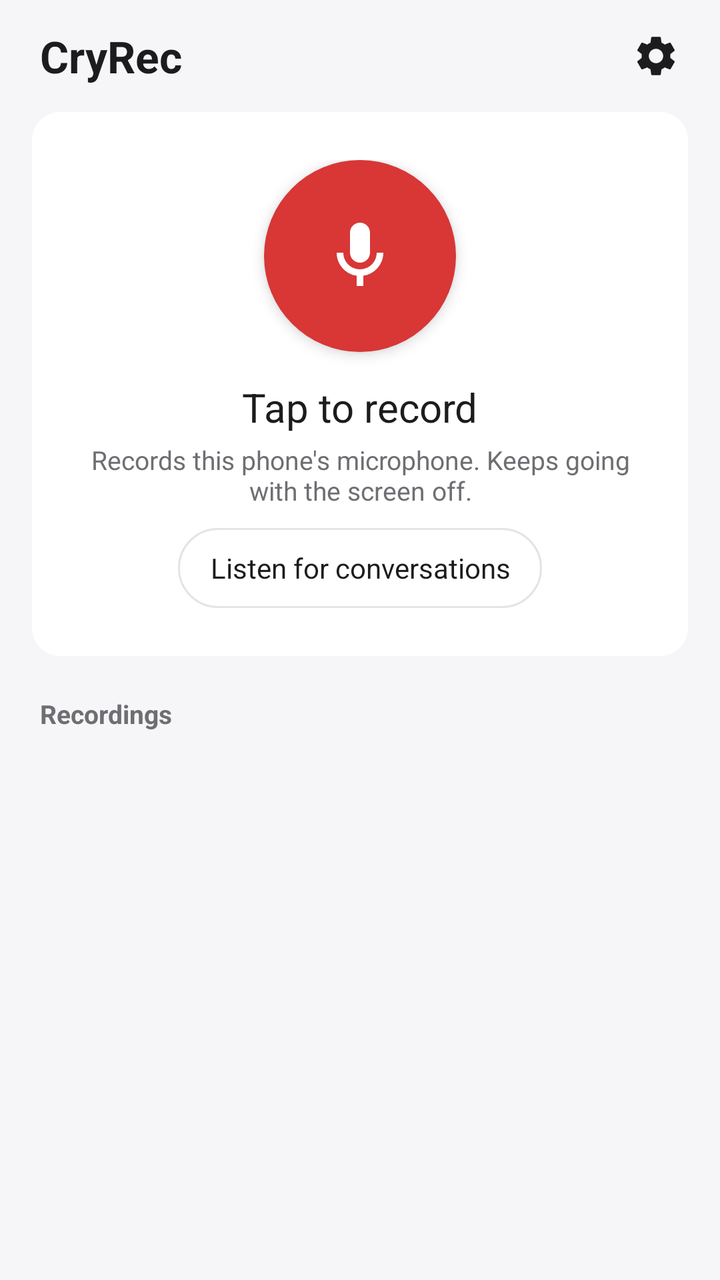
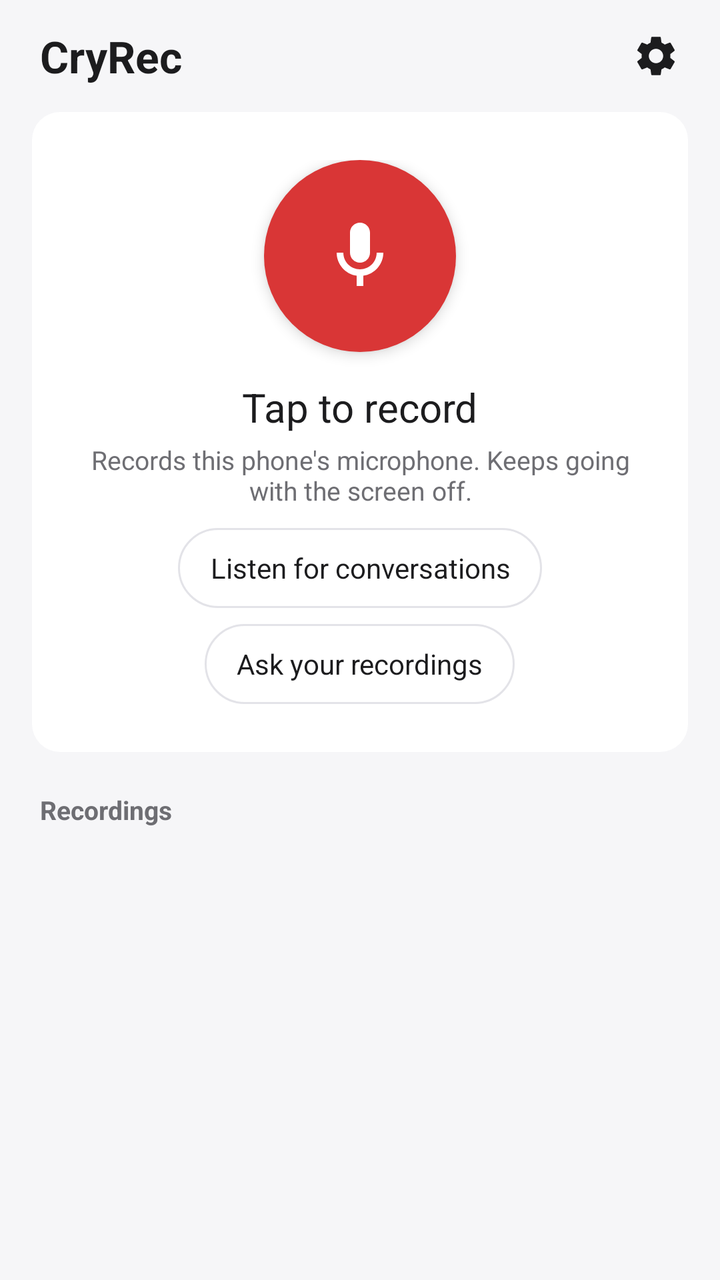

Compare the two renders of this Android layout. The source of the first and the diff that turns it into the second are given below.
<!-- AndroidManifest.xml: application theme AppTheme -->
<!-- res/layout/activity_main.xml -->
<?xml version="1.0" encoding="utf-8"?>
<LinearLayout xmlns:android="http://schemas.android.com/apk/res/android"
    android:id="@+id/root"
    android:layout_width="match_parent"
    android:layout_height="match_parent"
    android:fitsSystemWindows="true"
    android:orientation="vertical">

    <LinearLayout
        android:layout_width="match_parent"
        android:layout_height="56dp"
        android:gravity="center_vertical"
        android:paddingStart="20dp"
        android:paddingEnd="8dp">
        <TextView
            android:layout_width="0dp"
            android:layout_height="wrap_content"
            android:layout_weight="1"
            android:text="CryRec"
            android:textColor="@color/text"
            android:textSize="22sp"
            android:textStyle="bold" />
        <ImageButton
            android:id="@+id/settings"
            android:layout_width="48dp"
            android:layout_height="48dp"
            android:background="?android:attr/selectableItemBackgroundBorderless"
            android:contentDescription="Settings"
            android:src="@drawable/ic_settings" />
    </LinearLayout>

    <TextView
        android:id="@+id/banner"
        android:layout_width="match_parent"
        android:layout_height="wrap_content"
        android:layout_marginHorizontal="16dp"
        android:layout_marginBottom="8dp"
        android:background="@drawable/card"
        android:padding="14dp"
        android:textColor="@color/text"
        android:visibility="gone" />

    <LinearLayout
        android:layout_width="match_parent"
        android:layout_height="wrap_content"
        android:layout_marginHorizontal="16dp"
        android:background="@drawable/card"
        android:gravity="center_horizontal"
        android:orientation="vertical"
        android:paddingVertical="24dp">
        <ImageButton
            android:id="@+id/record"
            android:layout_width="96dp"
            android:layout_height="96dp"
            android:background="@drawable/rec_button"
            android:contentDescription="Record"
            android:elevation="4dp"
            android:padding="28dp"
            android:scaleType="fitCenter"
            android:src="@drawable/ic_mic" />
        <TextView
            android:id="@+id/timer"
            android:layout_width="wrap_content"
            android:layout_height="wrap_content"
            android:layout_marginTop="14dp"
            android:fontFeatureSettings="tnum"
            android:text="Tap to record"
            android:textColor="@color/text"
            android:textSize="20sp" />
        <TextView
            android:id="@+id/hint"
            android:layout_width="wrap_content"
            android:layout_height="wrap_content"
            android:layout_marginTop="4dp"
            android:gravity="center"
            android:paddingHorizontal="16dp"
            android:text="Records this phone's microphone. Keeps going with the screen off."
            android:textColor="@color/muted"
            android:textSize="13sp" />
        <TextView
            android:id="@+id/listen"
            android:layout_width="wrap_content"
            android:layout_height="40dp"
            android:layout_marginTop="10dp"
            android:background="@drawable/pill"
            android:gravity="center"
            android:paddingHorizontal="16dp"
            android:text="Listen for conversations"
            android:textColor="@color/text"
            android:textSize="14sp" />

        <LinearLayout
            android:id="@+id/levels"
            android:layout_width="match_parent"
            android:layout_height="wrap_content"
            android:layout_marginTop="16dp"
            android:orientation="vertical"
            android:paddingHorizontal="20dp"
            android:visibility="gone">
            <FrameLayout
                android:id="@+id/meter_box"
                android:layout_width="match_parent"
                android:layout_height="wrap_content" />
            <TextView
                android:id="@+id/level_text"
                android:layout_width="match_parent"
                android:layout_height="wrap_content"
                android:layout_marginTop="2dp"
                android:fontFeatureSettings="tnum"
                android:textColor="@color/muted"
                android:textSize="13sp" />
            <LinearLayout
                android:layout_width="match_parent"
                android:layout_height="wrap_content"
                android:layout_marginTop="6dp"
                android:gravity="center_vertical">
                <TextView
                    android:layout_width="0dp"
                    android:layout_height="wrap_content"
                    android:layout_weight="1"
                    android:text="Gain"
                    android:textColor="@color/text"
                    android:textSize="15sp" />
                <Button
                    android:id="@+id/gain_down"
                    style="?android:attr/borderlessButtonStyle"
                    android:layout_width="48dp"
                    android:layout_height="48dp"
                    android:contentDescription="Less gain"
                    android:text="−"
                    android:textSize="22sp" />
                <TextView
                    android:id="@+id/gain_value"
                    android:layout_width="72dp"
                    android:layout_height="wrap_content"
                    android:fontFeatureSettings="tnum"
                    android:gravity="center"
                    android:textColor="@color/text"
                    android:textSize="15sp" />
                <Button
                    android:id="@+id/gain_up"
                    style="?android:attr/borderlessButtonStyle"
                    android:layout_width="48dp"
                    android:layout_height="48dp"
                    android:contentDescription="More gain"
                    android:text="+"
                    android:textSize="22sp" />
            </LinearLayout>
        </LinearLayout>
    </LinearLayout>

    <TextView
        android:layout_width="wrap_content"
        android:layout_height="wrap_content"
        android:layout_marginStart="20dp"
        android:layout_marginTop="20dp"
        android:layout_marginBottom="6dp"
        android:text="Recordings"
        android:textColor="@color/muted"
        android:textSize="13sp"
        android:textStyle="bold" />

    <ScrollView
        android:layout_width="match_parent"
        android:layout_height="0dp"
        android:layout_weight="1">
        <LinearLayout
            android:id="@+id/list"
            android:layout_width="match_parent"
            android:layout_height="wrap_content"
            android:layout_marginHorizontal="16dp"
            android:layout_marginBottom="16dp"
            android:background="@drawable/card"
            android:orientation="vertical" />
    </ScrollView>
</LinearLayout>
<!-- resources referenced by this layout -->
<resources>
  <color name="muted">#6E6E73</color>
  <color name="text">#1C1C1E</color>
  <!-- drawable card (drawable) -->
  <shape xmlns:android="http://schemas.android.com/apk/res/android">
      <solid android:color="@color/surface" />
      <corners android:radius="14dp" />
  </shape>
  <!-- drawable ic_mic (drawable) -->
  <vector xmlns:android="http://schemas.android.com/apk/res/android" android:width="24dp" android:height="24dp" android:viewportWidth="24" android:viewportHeight="24">
      <path android:fillColor="#FFFFFFFF" android:pathData="M12,14c1.66,0 3,-1.34 3,-3V5c0,-1.66 -1.34,-3 -3,-3S9,3.34 9,5v6c0,1.66 1.34,3 3,3zM17,11c0,2.76 -2.24,5 -5,5s-5,-2.24 -5,-5H5c0,3.53 2.61,6.43 6,6.92V21h2v-3.08c3.39,-0.49 6,-3.39 6,-6.92h-2z"/>
  </vector>
  <!-- drawable ic_settings (drawable) -->
  <vector xmlns:android="http://schemas.android.com/apk/res/android" android:width="24dp" android:height="24dp" android:viewportWidth="24" android:viewportHeight="24" android:tint="?android:attr/textColorPrimary">
      <path android:fillColor="#FFFFFFFF" android:pathData="M19.14,12.94c0.04,-0.3 0.06,-0.61 0.06,-0.94c0,-0.32 -0.02,-0.64 -0.07,-0.94l2.03,-1.58c0.18,-0.14 0.23,-0.41 0.12,-0.61l-1.92,-3.32c-0.12,-0.22 -0.37,-0.29 -0.59,-0.22l-2.39,0.96c-0.5,-0.38 -1.03,-0.7 -1.62,-0.94L14.4,2.81c-0.04,-0.24 -0.24,-0.41 -0.48,-0.41h-3.84c-0.24,0 -0.43,0.17 -0.47,0.41L9.25,5.35C8.66,5.59 8.12,5.92 7.63,6.29L5.24,5.33c-0.22,-0.08 -0.47,0 -0.59,0.22L2.74,8.87C2.62,9.08 2.66,9.34 2.86,9.48l2.03,1.58C4.84,11.36 4.8,11.69 4.8,12s0.02,0.64 0.07,0.94l-2.03,1.58c-0.18,0.14 -0.23,0.41 -0.12,0.61l1.92,3.32c0.12,0.22 0.37,0.29 0.59,0.22l2.39,-0.96c0.5,0.38 1.03,0.7 1.62,0.94l0.36,2.54c0.05,0.24 0.24,0.41 0.48,0.41h3.84c0.24,0 0.44,-0.17 0.47,-0.41l0.36,-2.54c0.59,-0.24 1.13,-0.56 1.62,-0.94l2.39,0.96c0.22,0.08 0.47,0 0.59,-0.22l1.92,-3.32c0.12,-0.22 0.07,-0.47 -0.12,-0.61L19.14,12.94zM12,15.6c-1.98,0 -3.6,-1.62 -3.6,-3.6s1.62,-3.6 3.6,-3.6s3.6,1.62 3.6,3.6S13.98,15.6 12,15.6z"/>
  </vector>
  <!-- drawable pill (drawable) -->
  <ripple xmlns:android="http://schemas.android.com/apk/res/android" android:color="#33888888">
      <item><shape><solid android:color="@color/surface" /><corners android:radius="20dp" />
          <stroke android:width="1dp" android:color="@color/line" /></shape></item>
  </ripple>
  <!-- drawable rec_button (drawable) -->
  <ripple xmlns:android="http://schemas.android.com/apk/res/android" android:color="#44FFFFFF">
      <item><shape android:shape="oval"><solid android:color="@color/accent" /></shape></item>
  </ripple>
  <style name="AppTheme" parent="android:Theme.DeviceDefault.DayNight">
          <item name="android:colorAccent">@color/accent</item>
          <item name="android:colorPrimary">@color/surface</item>
          <item name="android:windowBackground">@color/bg</item>
          <item name="android:statusBarColor">@color/bg</item>
          <item name="android:navigationBarColor">@color/bg</item>
          <item name="android:windowLightStatusBar">@bool/light_bars</item>
          <item name="android:windowLightNavigationBar">@bool/light_bars</item>
          <item name="android:windowActionBar">false</item>
          <item name="android:windowNoTitle">true</item>
          <item name="android:textColorPrimary">@color/text</item>
          <item name="android:textColorSecondary">@color/muted</item>
      </style>
  <color name="surface">#FFFFFF</color>
  <color name="line">#E3E3E8</color>
  <color name="accent">#D93636</color>
  <color name="bg">#F6F6F8</color>
</resources>

<!-- the commit's change to res/layout/activity_main.xml (unified diff, before → after) -->
@@ -88,6 +88,17 @@
             android:text="Listen for conversations"
             android:textColor="@color/text"
             android:textSize="14sp" />
+        <TextView
+            android:id="@+id/ask"
+            android:layout_width="wrap_content"
+            android:layout_height="40dp"
+            android:layout_marginTop="8dp"
+            android:background="@drawable/pill"
+            android:gravity="center"
+            android:paddingHorizontal="16dp"
+            android:text="Ask your recordings"
+            android:textColor="@color/text"
+            android:textSize="14sp" />
 
         <LinearLayout
             android:id="@+id/levels"
